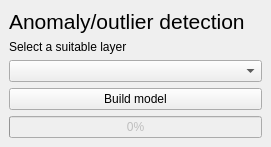
Qt form namari_dockwidget_base.ui (reinvantveer/namari) before a commit.
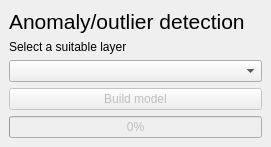
The same form after that commit. Custom widgets are drawn as their Qt base class.

Commit message: enable the "build model" button only after selecting a valid layer

```diff
--- a/namari_dockwidget_base.ui
+++ b/namari_dockwidget_base.ui
@@ -70,7 +70,7 @@
     <item row="6" column="1">
      <widget class="QPushButton" name="pushButtonBuildModel">
       <property name="enabled">
-       <bool>true</bool>
+       <bool>false</bool>
       </property>
       <property name="text">
        <string>Build model</string>
```
